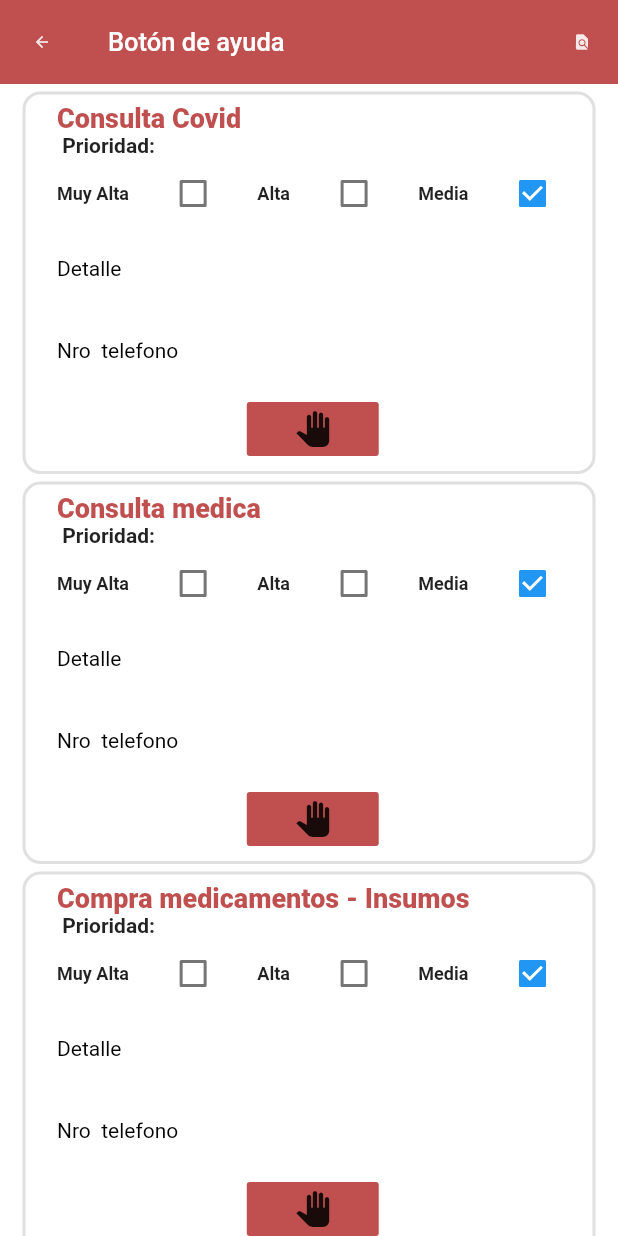
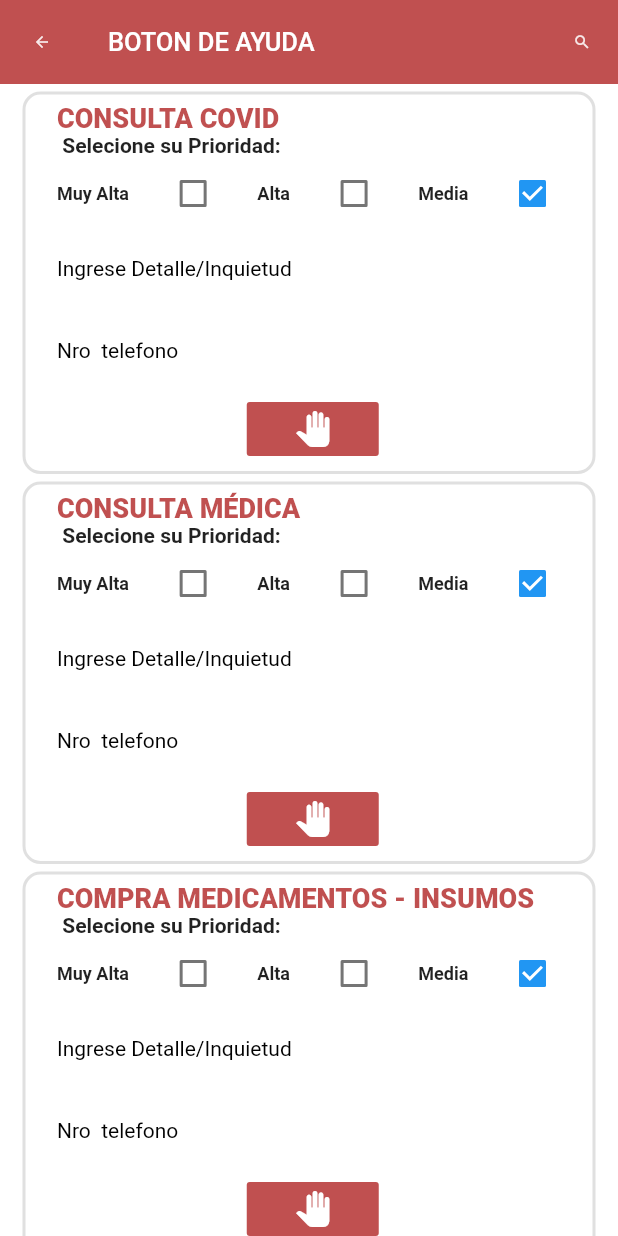
Before and after one commit to marcoarce23/lucia_covid, a Flutter app: the CitizenPanicButtonModule screen opened by its route, on a phone screen of 412 x 824 dp. Run offline on Flutter 3.47's test engine with Material 2 defaults, Android fonts, the light colour scheme and no system bars; our stand-ins replace animate_do, file_picker, firebase_messaging, font_awesome_flutter, geolocator, google_maps_flutter and 7 more; missing offline and left inert: esys_flutter_share, flutter_open_whatsapp, flutter_pdfview, imei_plugin, mime_type; accounts and stored records are empty; statements that could not run were skipped.

Commit message:
24.05.2020 12.42

```diff
--- a/lib/src/module/Citizen/CitizenEmergency/CitizenEmergencyModule.dart
+++ b/lib/src/module/Citizen/CitizenEmergency/CitizenEmergencyModule.dart
@@ -120,7 +120,7 @@ class _PageMedicinaState extends State<PageMedicina> {
             crossAxisAlignment: CrossAxisAlignment.start,
             children: <Widget>[
               Text(
-                "Listado de solicitudes para ayuda con MEDICINA",
+                "SOLICITUDES PARA AYUDA CON MEDICINA",
                 style: AppTheme.themeTitulo,
               ),
               Align(
--- a/lib/src/module/Citizen/CitizenHelp/CitizenHelpModule.dart
+++ b/lib/src/module/Citizen/CitizenHelp/CitizenHelpModule.dart
@@ -329,8 +329,10 @@ class _CitizenHelpModuleState extends State<CitizenHelpModule> {
     print('resultado:$result');
 
     if (result == "0") {
-      Navigator.of(context).push(CupertinoPageRoute(
-          builder: (BuildContext context) => ListCitizenHelpModule()));
+      scaffoldKey.currentState
+          .showSnackBar(messageOk("Se registro correctamente."));
+     // Navigator.of(context).push(CupertinoPageRoute(
+      //    builder: (BuildContext context) => ListCitizenHelpModule()));
     } else
       scaffoldKey.currentState
           .showSnackBar(messageNOk("Error, vuelta a intentarlo"));
--- a/lib/src/module/Citizen/CitizenPanicButton/CitizenPanicButtonModule.dart
+++ b/lib/src/module/Citizen/CitizenPanicButton/CitizenPanicButtonModule.dart
@@ -39,10 +39,10 @@ class _CitizenPanicButtonModuleState extends State<CitizenPanicButtonModule> {
             iconTheme:
                 IconThemeData(color: AppTheme.themeColorBlanco, size: 12),
             elevation: 0,
-            title: Text("Botón de ayuda", style: kTitleAppBar),
+            title: Text("BOTON DE AYUDA", style: kTitleAppBar),
             actions: <Widget>[
               IconButton(
-                icon: Icon(Icons.find_in_page),
+                icon: Icon(Icons.search),
                 onPressed: () {
                   Navigator.push(
                     context,
@@ -65,19 +65,19 @@ class _CitizenPanicButtonModuleState extends State<CitizenPanicButtonModule> {
             child: Column(
               children: <Widget>[
                 ButtonPanic(
-                  titulo: "Consulta Covid",
+                  titulo: "CONSULTA COVID",
                   tipoBoton: "65",
                 ),
                 ButtonPanic(
-                  titulo: "Consulta medica",
+                  titulo: "CONSULTA MÉDICA",
                   tipoBoton: "64",
                 ),
                 ButtonPanic(
-                  titulo: "Compra medicamentos - Insumos",
+                  titulo: "COMPRA MEDICAMENTOS - INSUMOS",
                   tipoBoton: "66",
                 ),
                 ButtonPanic(
-                  titulo: "Bonos y otros servicios",
+                  titulo: "BONOS Y OTROS SERVICIOS",
                   tipoBoton: "77",
                 ),
                 copyRigth(),
@@ -173,7 +173,7 @@ class _ButtonPanic extends State<ButtonPanic> {
                         ),
                         Align(
                           alignment: Alignment.topLeft,
-                          child: Text(" Prioridad:",
+                          child: Text(" Selecione su Prioridad:",
                               style: TextStyle(
                                   fontSize: 14, fontWeight: FontWeight.w700)),
                         ),
@@ -237,9 +237,9 @@ class _ButtonPanic extends State<ButtonPanic> {
                           decoration: InputDecoration(
                             labelStyle:
                                 TextStyle(fontSize: 14, color: Colors.black),
-                            labelText: "Detalle",
+                            labelText: "Ingrese Detalle/Inquietud",
                             border: InputBorder.none,
-                            hintText: 'Ingrese alguna observacion',
+                            hintText: 'Ingrese su inquietud',
                             hintStyle:
                                 TextStyle(fontSize: 14, color: Colors.black),
                           ),
@@ -275,7 +275,7 @@ class _ButtonPanic extends State<ButtonPanic> {
                                         .format(DateTime.now());
                               });
                             },
-                            child: Icon(Icons.pan_tool),
+                            child: Icon(Icons.pan_tool, color: Colors.white),
                           ),
                         )
                       ],
--- a/lib/src/module/Map/MapAdressModule.dart
+++ b/lib/src/module/Map/MapAdressModule.dart
@@ -55,7 +55,7 @@ class _MapAdressModuleState extends State<MapAdressModule> {
           width: MediaQuery.of(context).size.width,
           child: GoogleMap(
             initialCameraPosition:
-                CameraPosition(target: LatLng(-16.5132967736163, -68.12992248684166), zoom: 25.0),
+                CameraPosition(target: LatLng(-16.5132967736163, -68.12992248684166), zoom: 11.0),
           markers: markers,
             mapType: MapType.hybrid,
               onTap: (pos) {
```
